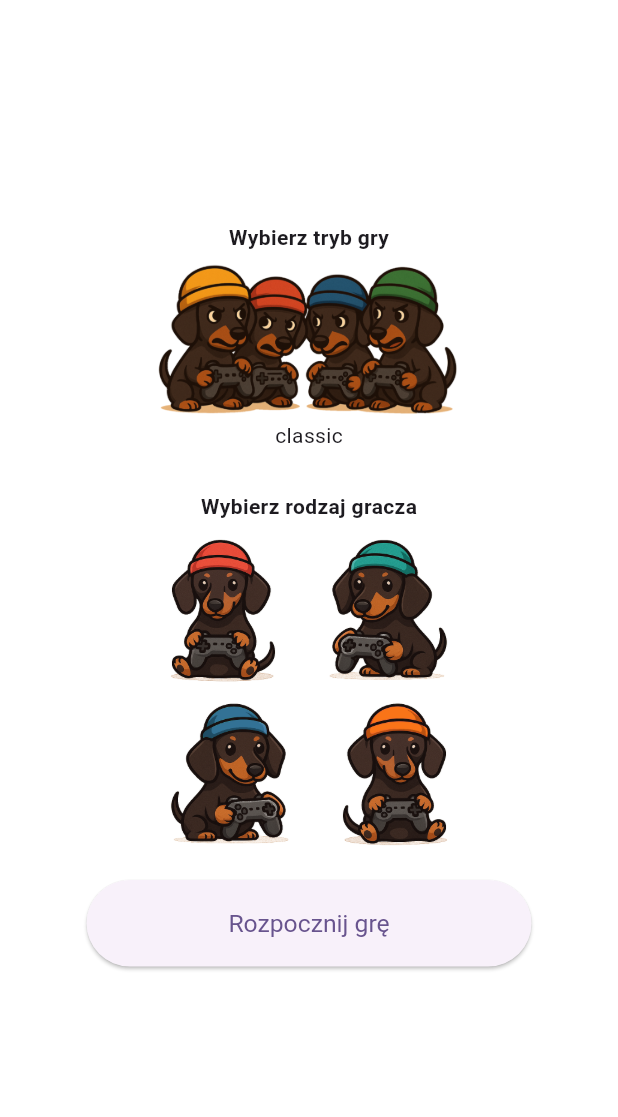
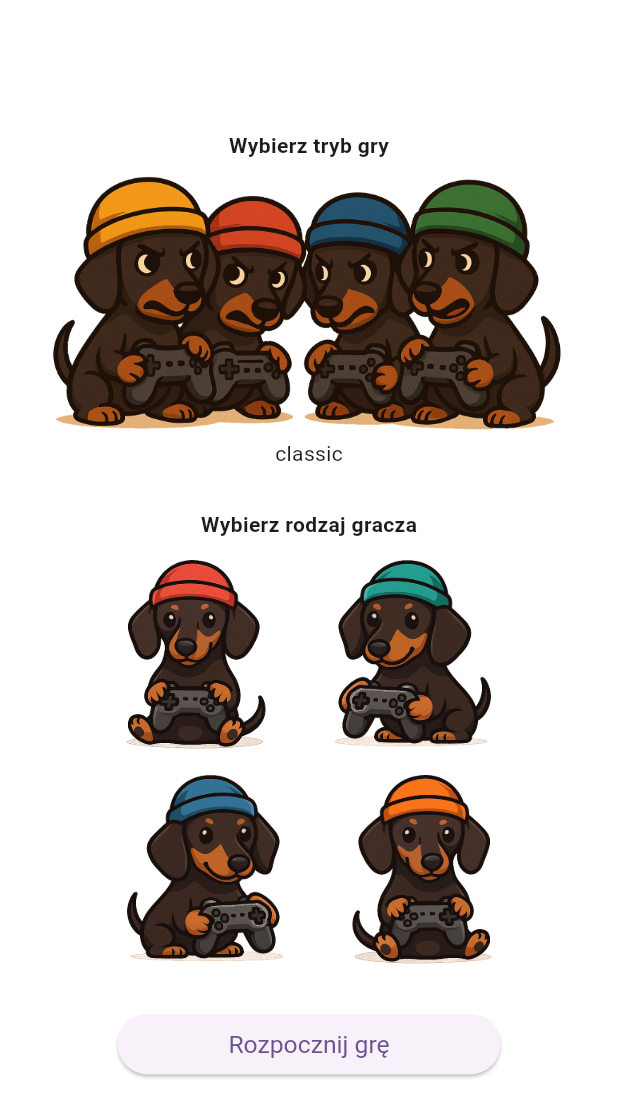
Before and after one commit to mikduk/ludo-game, a Flutter app: the TeamSetupPage screen opened directly, on a phone screen of 412 x 824 dp. Shown: the top 1117 px of the screen. Run offline on Flutter 3.47's test engine with Material 3 defaults, Android fonts, the phone set to English and light mode, and no system bars; our stand-ins replace font_awesome_flutter, get, get_storage, package_info_plus, share_plus; missing offline and left inert: flutter_sound; accounts and stored records are empty.

Commit message:
Improve responsive layout

```diff
--- /dev/null
+++ b/lib/views/basic_page.dart
@@ -0,0 +1,30 @@
+import 'dart:math';
+import 'package:flutter/material.dart';
+import '../controllers/screen_controller.dart';
+
+abstract class BasicPage extends StatelessWidget {
+  const BasicPage({super.key});
+
+  Widget menuButton({
+    required String text,
+    required VoidCallback? onPressed,
+    required double shortest,
+    required ScreenController c,
+  }) {
+    double width = 0.62 * shortest;
+    double height = shortest * 0.09;
+
+    return ElevatedButton(
+      onPressed: onPressed,
+      style: ElevatedButton.styleFrom(
+        padding: EdgeInsets.symmetric(
+          horizontal: shortest * 0.1,
+          vertical: shortest * 0.02,
+        ),
+        fixedSize: Size(width, height),
+        textStyle: TextStyle(fontSize: min(shortest * 0.04, 20)),
+      ),
+      child: Text(text),
+    );
+  }
+}
--- a/lib/views/team_setup_page.dart
+++ b/lib/views/team_setup_page.dart
@@ -5,8 +5,9 @@ import '../controllers/screen_controller.dart';
 import '../controllers/team_setup_controller.dart';
 import '../models/game_modes.dart';
 import '/views/game_page.dart';
+import 'basic_page.dart';
 
-class TeamSetupPage extends StatelessWidget {
+class TeamSetupPage extends BasicPage {
   TeamSetupPage({super.key});
 
   final ScreenController screenController = Get.find<ScreenController>();
@@ -29,20 +30,12 @@ class TeamSetupPage extends StatelessWidget {
                   minHeight: constraints.maxHeight,
                 ),
                 child: Column(
-                    children: [
-                      Padding(
-                        padding: EdgeInsets.only(
-                            top: shortest * 0.08 +
-                                0.25 * (c.screenHeight - shortest),
-                            bottom: 0.25 * (c.screenHeight - shortest)),
-                        child: Center(
-                          child: Column(
-                            mainAxisSize: MainAxisSize.min,
+                  mainAxisAlignment: MainAxisAlignment.center,
                   children: [
                     _text('select_game_mode'.tr),
                     SizedBox(height: shortest * 0.02),
                     ModeSelector(
-                                size: shortest * 0.3,
+                      size: (c.screenHeight + shortest) * 0.15,
                       opacity: 1.0,
                       controller: teamSetupController,
                     ),
@@ -98,14 +91,14 @@ class TeamSetupPage extends StatelessWidget {
                                 mainAxisSize: MainAxisSize.min,
                                 children: [
                                   DogSelector(
-                                        size: shortest * 0.3,
+                                    size: shortest * 0.4,
                                     opacity: 1.0,
                                     player: 1,
                                     controller: teamSetupController,
                                   ),
                                   SizedBox(width: shortest * 0.02),
                                   DogSelector(
-                                        size: shortest * 0.3,
+                                    size: shortest * 0.4,
                                     opacity: 1.0,
                                     player: 2,
                                     controller: teamSetupController,
@@ -117,14 +110,14 @@ class TeamSetupPage extends StatelessWidget {
                                 mainAxisSize: MainAxisSize.min,
                                 children: [
                                   DogSelector(
-                                        size: shortest * 0.3,
+                                    size: shortest * 0.4,
                                     opacity: 1.0,
                                     player: 0,
                                     controller: teamSetupController,
                                   ),
                                   SizedBox(width: shortest * 0.02),
                                   DogSelector(
-                                        size: shortest * 0.3,
+                                    size: shortest * 0.4,
                                     opacity: 1.0,
                                     player: 3,
                                     controller: teamSetupController,
@@ -134,26 +127,18 @@ class TeamSetupPage extends StatelessWidget {
                             ],
                           ),
 
-                              SizedBox(height: shortest * 0.06),
-                              _menuButton(
+                    SizedBox(height: (2 * c.screenHeight - shortest) * 0.02),
+                    menuButton(
                       text: 'start_game'.tr,
-                                onPressed: () =>
-                                    Get.off(() =>
-                                        GamePage(
-                                            namesOfPlayers: teamSetupController
-                                                .colors,
-                                            valuesOfBots: teamSetupController
-                                                .bots,
-                                            gameMode:
-                                            teamSetupController.getGameMode())),
+                      onPressed: () => Get.offAll(() => GamePage(
+                          namesOfPlayers: teamSetupController.colors,
+                          valuesOfBots: teamSetupController.bots,
+                          gameMode: teamSetupController.getGameMode())),
                       shortest: min(c.screenHeight, c.screenWidth),
                       c: c,
                     ),
+                    SizedBox(height: c.screenHeight * 0.02),
                   ],
-                          ),
-                        ),
-                      ),
-                    ]
                 ),
               ),
             );
@@ -165,29 +150,6 @@ class TeamSetupPage extends StatelessWidget {
 
   Text _text(String text) =>
       Text(text, style: const TextStyle(fontWeight: FontWeight.bold));
-
-  Widget _menuButton({
-    required String text,
-    required VoidCallback? onPressed,
-    required double shortest,
-    required ScreenController c,
-  }) {
-    double width = min(shortest * 0.72, c.screenHeight * 0.52);
-    double height = max(shortest * 0.085, c.screenHeight * 0.07);
-
-    return ElevatedButton(
-      onPressed: onPressed,
-      style: ElevatedButton.styleFrom(
-        padding: EdgeInsets.symmetric(
-          horizontal: c.screenWidth * 0.1,
-          vertical: c.screenHeight * 0.02,
-        ),
-        fixedSize: Size(width, height),
-        textStyle: TextStyle(fontSize: min(shortest * 0.04, 20)),
-      ),
-      child: Text(text),
-    );
-  }
 }
 
 class ModeSelector extends StatelessWidget {
--- a/pubspec.yaml
+++ b/pubspec.yaml
@@ -3,7 +3,7 @@ description: "A new Flutter project."
 
 publish_to: 'none' # Remove this line if you wish to publish to pub.dev
 
-version: 0.0.6+1 # android/app/build.gradle
+version: 0.0.7+1 # android/app/build.gradle
 
 environment:
   sdk: '>=3.3.3 <4.0.0'
@@ -11,7 +11,7 @@ environment:
 dependencies:
   flutter:
     sdk: flutter
-  cupertino_icons: ^1.0.6
+  cupertino_icons: ^1.0.8
   get: ^4.7.2
   get_storage: ^2.1.1
   flutter_launcher_icons: ^0.14.3
```
Also changed, not shown: lib/views/start_page.dart (+6 -29 lines), 2 other files. Lines whose indentation alone changed are shown as unchanged.
